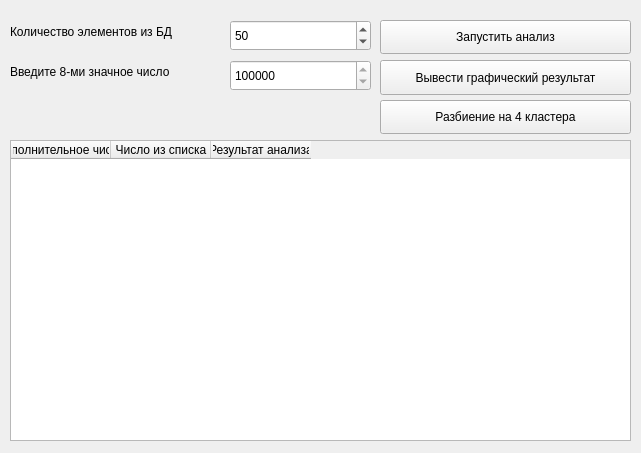
Qt form MainWindow.ui (Adelaaas/Guess_the_numbers) before a commit.
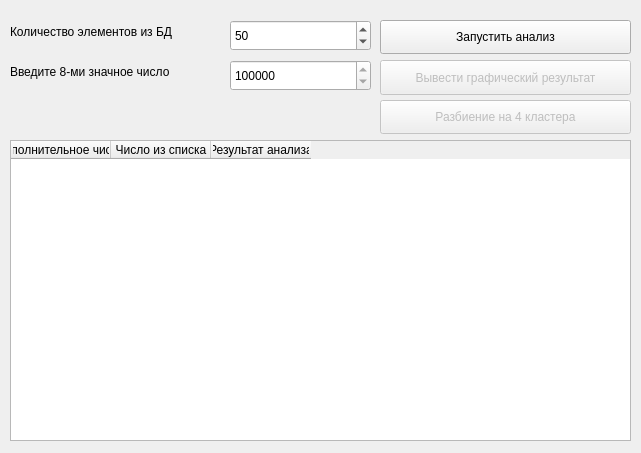
The same form after that commit.

Commit message: Заблочил пару кнопок в интерфейсе до нажатия кнопки анализа. Изменил заданные значения по умолчанию. Добавил вывод сообщения об ошибке. Ошибка теперь цепляется при любой ошибке kmeans.

The edit to the form file:
```diff
--- a/MainWindow.ui
+++ b/MainWindow.ui
@@ -28,6 +28,9 @@
     </property>
    </widget>
    <widget class="QPushButton" name="graphResultPushButton">
+    <property name="enabled">
+     <bool>false</bool>
+    </property>
     <property name="geometry">
      <rect>
       <x>380</x>
@@ -54,6 +57,9 @@
     </property>
    </widget>
    <widget class="QPushButton" name="kmeansPushButton">
+    <property name="enabled">
+     <bool>false</bool>
+    </property>
     <property name="geometry">
      <rect>
       <x>380</x>
```
Left out of the diff: 2 changed lines with no effect on the pictures. The commit also changes 3 other files.
